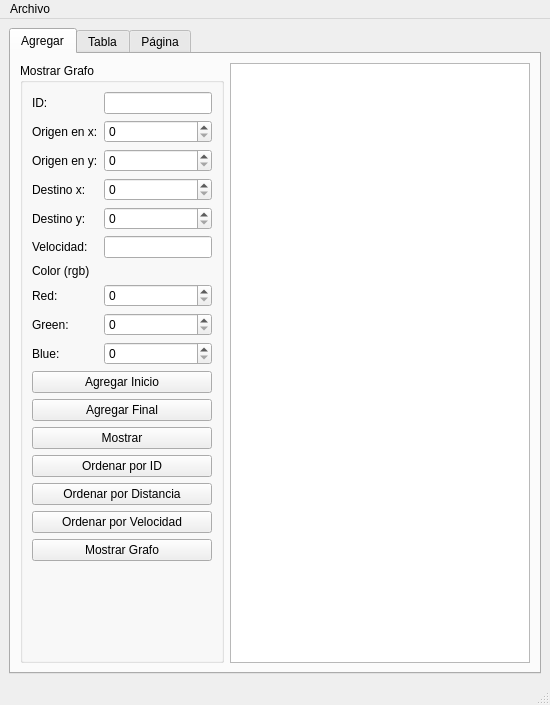
Gustas13/Actividades, file Actividad 8/mainwindow.ui: the form before one commit.
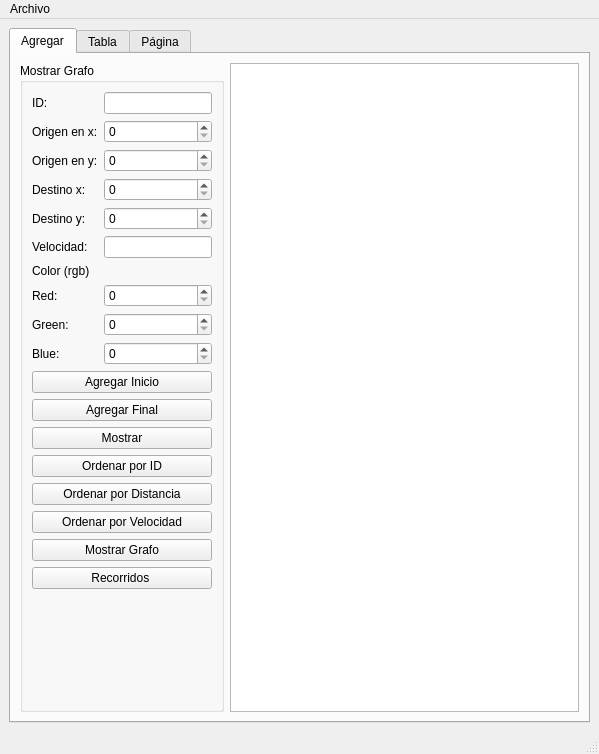
The form after the commit.

Commit message: Actualización para Actividad 16

The edit to the form file:
```diff
--- a/Actividad 8/mainwindow.ui
+++ b/Actividad 8/mainwindow.ui
@@ -6,8 +6,8 @@
    <rect>
     <x>0</x>
     <y>0</y>
-    <width>550</width>
-    <height>705</height>
+    <width>599</width>
+    <height>754</height>
    </rect>
   </property>
   <property name="windowTitle">
@@ -211,6 +211,13 @@
              </property>
             </widget>
            </item>
+           <item row="17" column="0" colspan="2">
+            <widget class="QPushButton" name="RecorridosG">
+             <property name="text">
+              <string>Recorridos </string>
+             </property>
+            </widget>
+           </item>
           </layout>
          </widget>
         </item>
@@ -304,7 +311,7 @@
     <rect>
      <x>0</x>
      <y>0</y>
-     <width>550</width>
+     <width>599</width>
      <height>26</height>
     </rect>
    </property>
```
